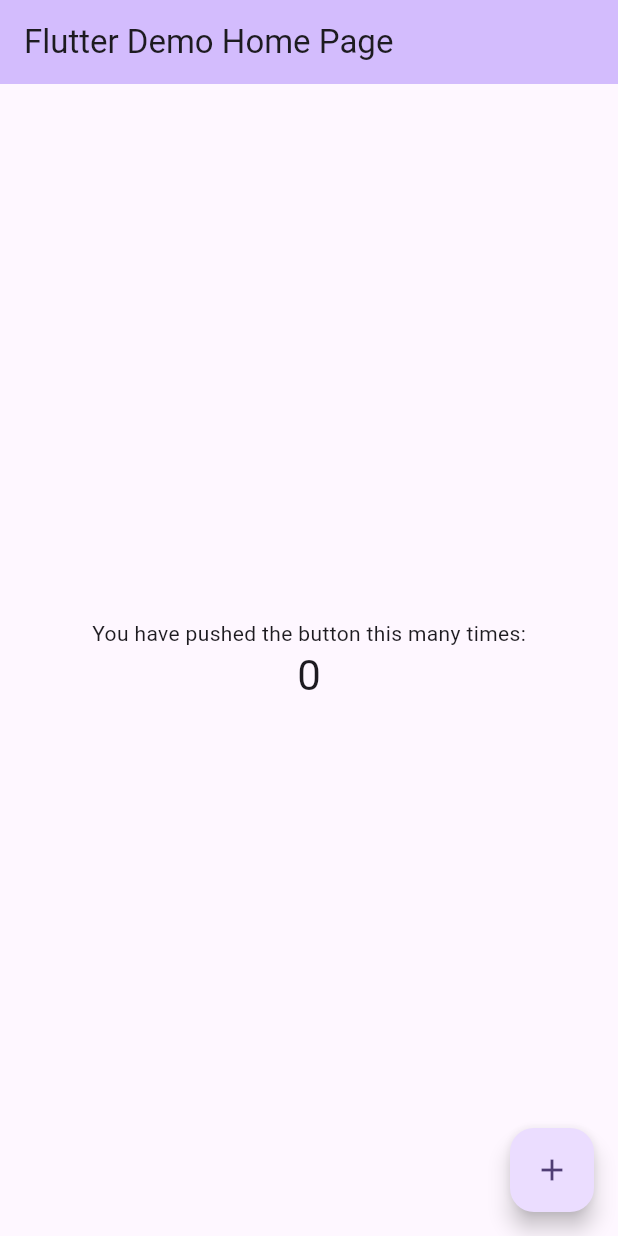
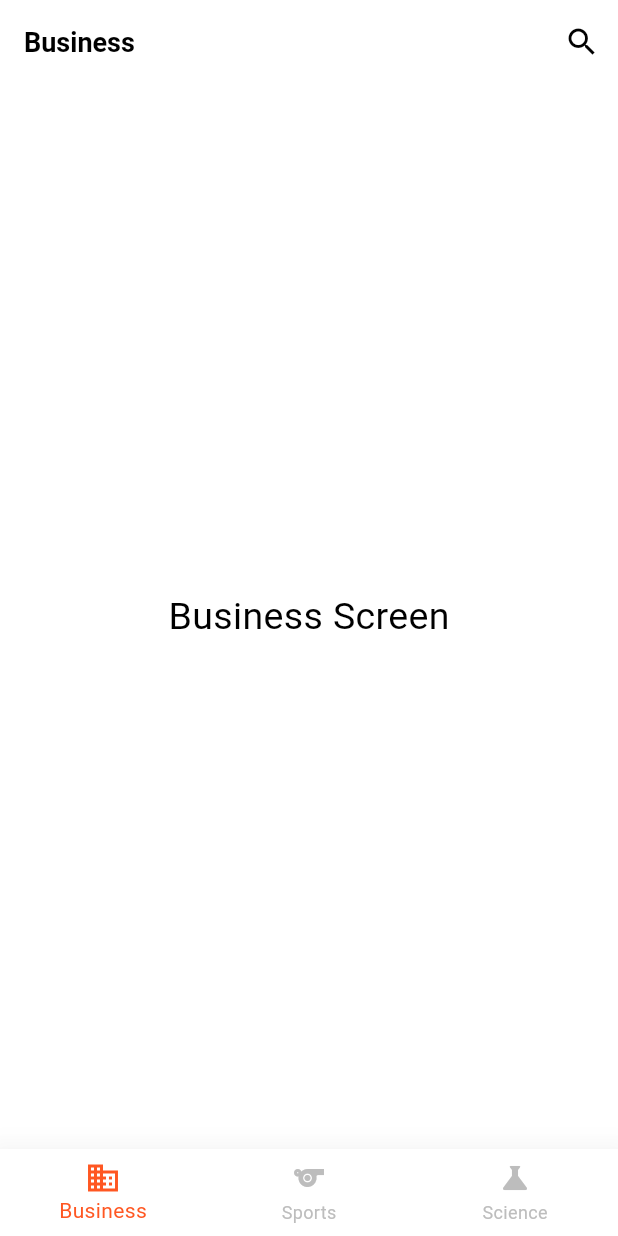
Before and after one commit to Esmail-Sameh/News_App, a Flutter app: the screen it shows after launch, on a phone screen of 412 x 824 dp. Run offline on Flutter 3.47's test engine with Material 3 defaults, Android fonts, the phone set to English and light mode, and no system bars; our stand-ins replace flutter_bloc.

Commit message:
add home layout and app theme and add cubit and handed button nav bar

```diff
--- /dev/null
+++ b/devtools_options.yaml
@@ -0,0 +1,3 @@
+description: This file stores settings for Dart & Flutter DevTools.
+documentation: https://docs.flutter.dev/tools/devtools/extensions#configure-extension-enablement-states
+extensions:
--- /dev/null
+++ b/lib/layout/home_layout.dart
@@ -0,0 +1,37 @@
+import '../shared/constant/app_imports.dart';
+
+class HomeLayout extends StatelessWidget {
+  const HomeLayout({super.key});
+
+  @override
+  Widget build(BuildContext context) {
+    return BlocProvider(
+      create: (context) => AppCubit(),
+      child: BlocConsumer<AppCubit, AppStates>(
+        listener: (context, state) {},
+        builder: (context, state) {
+          var cubit = AppCubit.get(context);
+          return Scaffold(
+            appBar: AppBar(
+              title: Text(cubit.appTitle[cubit.curentIndex]),
+              actions: [
+                IconButton(
+                  onPressed: () {},
+                  icon: const Icon(Icons.search),
+                ),
+              ],
+            ),
+            body: cubit.screens[cubit.curentIndex],
+            bottomNavigationBar: BottomNavigationBar(
+              items: cubit.item,
+              currentIndex: cubit.curentIndex,
+              onTap: (index) {
+                cubit.narBarChange(index);
+              },
+            ),
+          );
+        },
+      ),
+    );
+  }
+}
--- a/lib/main.dart
+++ b/lib/main.dart
@@ -1,4 +1,4 @@
-import 'package:flutter/material.dart';
+import 'package:news_app/shared/constant/app_imports.dart';
 
 void main() {
   runApp(const MyApp());
@@ -7,119 +7,34 @@ void main() {
 class MyApp extends StatelessWidget {
   const MyApp({super.key});
 
-  // This widget is the root of your application.
   @override
   Widget build(BuildContext context) {
     return MaterialApp(
-      title: 'Flutter Demo',
+      home: HomeLayout(),
       theme: ThemeData(
-        // This is the theme of your application.
-        //
-        // TRY THIS: Try running your application with "flutter run". You'll see
-        // the application has a purple toolbar. Then, without quitting the app,
-        // try changing the seedColor in the colorScheme below to Colors.green
-        // and then invoke "hot reload" (save your changes or press the "hot
-        // reload" button in a Flutter-supported IDE, or press "r" if you used
-        // the command line to start the app).
-        //
-        // Notice that the counter didn't reset back to zero; the application
-        // state is not lost during the reload. To reset the state, use hot
-        // restart instead.
-        //
-        // This works for code too, not just values: Most code changes can be
-        // tested with just a hot reload.
-        colorScheme: ColorScheme.fromSeed(seedColor: Colors.deepPurple),
-        useMaterial3: true,
+        scaffoldBackgroundColor: Colors.white,
+        appBarTheme: const AppBarTheme(
+          color: Colors.white,
+          elevation: 0.0,
+          titleTextStyle: TextStyle(
+            color: Colors.black,
+            fontSize: 18,
+            fontWeight: FontWeight.bold,
+          ),
+          iconTheme: IconThemeData(
+            color: Colors.black,
+          ),
+          systemOverlayStyle: SystemUiOverlayStyle(
+            statusBarColor: Colors.white,
+            statusBarIconBrightness: Brightness.dark,
+          ),
+        ),
+        bottomNavigationBarTheme: BottomNavigationBarThemeData(
+            backgroundColor: Colors.white,
+            elevation: 20.0,
+            unselectedItemColor: Colors.grey[400],
+            selectedItemColor: Colors.deepOrange),
       ),
-      home: const MyHomePage(title: 'Flutter Demo Home Page'),
     );
   }
 }
-
-class MyHomePage extends StatefulWidget {
-  const MyHomePage({super.key, required this.title});
-
-  // This widget is the home page of your application. It is stateful, meaning
-  // that it has a State object (defined below) that contains fields that affect
-  // how it looks.
-
-  // This class is the configuration for the state. It holds the values (in this
-  // case the title) provided by the parent (in this case the App widget) and
-  // used by the build method of the State. Fields in a Widget subclass are
-  // always marked "final".
-
-  final String title;
-
-  @override
-  State<MyHomePage> createState() => _MyHomePageState();
-}
-
-class _MyHomePageState extends State<MyHomePage> {
-  int _counter = 0;
-
-  void _incrementCounter() {
-    setState(() {
-      // This call to setState tells the Flutter framework that something has
-      // changed in this State, which causes it to rerun the build method below
-      // so that the display can reflect the updated values. If we changed
-      // _counter without calling setState(), then the build method would not be
-      // called again, and so nothing would appear to happen.
-      _counter++;
-    });
-  }
-
-  @override
-  Widget build(BuildContext context) {
-    // This method is rerun every time setState is called, for instance as done
-    // by the _incrementCounter method above.
-    //
-    // The Flutter framework has been optimized to make rerunning build methods
-    // fast, so that you can just rebuild anything that needs updating rather
-    // than having to individually change instances of widgets.
-    return Scaffold(
-      appBar: AppBar(
-        // TRY THIS: Try changing the color here to a specific color (to
-        // Colors.amber, perhaps?) and trigger a hot reload to see the AppBar
-        // change color while the other colors stay the same.
-        backgroundColor: Theme.of(context).colorScheme.inversePrimary,
-        // Here we take the value from the MyHomePage object that was created by
-        // the App.build method, and use it to set our appbar title.
-        title: Text(widget.title),
-      ),
-      body: Center(
-        // Center is a layout widget. It takes a single child and positions it
-        // in the middle of the parent.
-        child: Column(
-          // Column is also a layout widget. It takes a list of children and
-          // arranges them vertically. By default, it sizes itself to fit its
-          // children horizontally, and tries to be as tall as its parent.
-          //
-          // Column has various properties to control how it sizes itself and
-          // how it positions its children. Here we use mainAxisAlignment to
-          // center the children vertically; the main axis here is the vertical
-          // axis because Columns are vertical (the cross axis would be
-          // horizontal).
-          //
-          // TRY THIS: Invoke "debug painting" (choose the "Toggle Debug Paint"
-          // action in the IDE, or press "p" in the console), to see the
-          // wireframe for each widget.
-          mainAxisAlignment: MainAxisAlignment.center,
-          children: <Widget>[
-            const Text(
-              'You have pushed the button this many times:',
-            ),
-            Text(
-              '$_counter',
-              style: Theme.of(context).textTheme.headlineMedium,
-            ),
-          ],
-        ),
-      ),
-      floatingActionButton: FloatingActionButton(
-        onPressed: _incrementCounter,
-        tooltip: 'Increment',
-        child: const Icon(Icons.add),
-      ), // This trailing comma makes auto-formatting nicer for build methods.
-    );
-  }
-}
--- /dev/null
+++ b/lib/modules/business/business_screen.dart
@@ -0,0 +1,18 @@
+import '../../shared/constant/app_imports.dart';
+
+class BusinessScreen extends StatelessWidget {
+  const BusinessScreen({super.key});
+
+  @override
+  Widget build(BuildContext context) {
+    return Center(
+      child: Text(
+        "Business Screen",
+        style: TextStyle(
+          fontSize: 25,
+          color: Colors.black,
+        ),
+      ),
+    );
+  }
+}
--- /dev/null
+++ b/lib/modules/sciences/sciences_screen.dart
@@ -0,0 +1,18 @@
+import '../../shared/constant/app_imports.dart';
+
+class SciencesScreen extends StatelessWidget {
+  const SciencesScreen({super.key});
+
+  @override
+  Widget build(BuildContext context) {
+    return Center(
+      child: Text(
+        "Sciences Screen",
+        style: TextStyle(
+          fontSize: 25,
+          color: Colors.black,
+        ),
+      ),
+    );
+  }
+}
--- /dev/null
+++ b/lib/modules/sports/sports_screen.dart
@@ -0,0 +1,18 @@
+import '../../shared/constant/app_imports.dart';
+
+class SportsScreen extends StatelessWidget {
+  const SportsScreen({super.key});
+
+  @override
+  Widget build(BuildContext context) {
+    return const Center(
+      child: Text(
+        "Sports Screen",
+        style: TextStyle(
+          fontSize: 25,
+          color: Colors.black,
+        ),
+      ),
+    );
+  }
+}
--- /dev/null
+++ b/lib/shared/constant/app_imports.dart
@@ -0,0 +1,10 @@
+
+export 'package:flutter/material.dart';
+export 'package:flutter/services.dart';
+export 'package:flutter_bloc/flutter_bloc.dart';
+export 'package:news_app/layout/home_layout.dart';
+export 'package:news_app/shared/cubit/app_cubit.dart';
+export 'package:news_app/shared/cubit/app_states.dart';
+export 'package:news_app/modules/business/business_screen.dart';
+export 'package:news_app/modules/sciences/sciences_screen.dart';
+export 'package:news_app/modules/sports/sports_screen.dart';
--- /dev/null
+++ b/lib/shared/cubit/app_cubit.dart
@@ -0,0 +1,31 @@
+import '../constant/app_imports.dart';
+
+class AppCubit extends Cubit<AppStates> {
+  AppCubit() : super(AppInitialStates());
+
+  static AppCubit get(context) => BlocProvider.of(context);
+
+  int curentIndex = 0;
+
+  List<BottomNavigationBarItem> item = [
+    const BottomNavigationBarItem(icon: Icon(Icons.business), label: "Business"),
+    const BottomNavigationBarItem(icon: Icon(Icons.sports), label: "Sports"),
+    const BottomNavigationBarItem(icon: Icon(Icons.science), label: "Science"),
+  ];
+  List<Widget> screens = [
+    const BusinessScreen(),
+    const SportsScreen(),
+    const SciencesScreen(),
+  ];
+
+  List<String> appTitle = [
+    "Business",
+    "Sports",
+    "Sciences",
+  ];
+
+  void narBarChange(int index) {
+    curentIndex = index;
+    emit(AppButtonNavStates());
+  }
+}
--- /dev/null
+++ b/lib/shared/cubit/app_states.dart
@@ -0,0 +1,5 @@
+abstract class AppStates {}
+
+class AppInitialStates extends AppStates{}
+
+class AppButtonNavStates extends AppStates{}
--- a/pubspec.yaml
+++ b/pubspec.yaml
@@ -35,6 +35,9 @@ dependencies:
   # The following adds the Cupertino Icons font to your application.
   # Use with the CupertinoIcons class for iOS style icons.
   cupertino_icons: ^1.0.8
+  bloc: ^9.0.0
+  flutter_bloc: ^9.1.0
+  hexcolor: ^3.0.1
 
 dev_dependencies:
   flutter_test:
```
Also changed, not shown: lib/shared/constant/app_colors.dart (added), lib/shared/constant/app_numbers.dart (added), lib/shared/constant/app_texts.dart (added), pubspec.lock.
